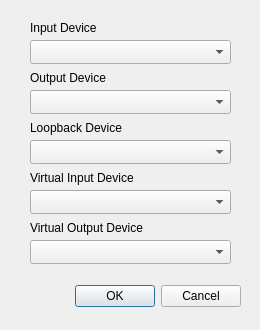
andre-tm-hui/ReVox, file qtui/devicesettings.ui: the form before one commit.
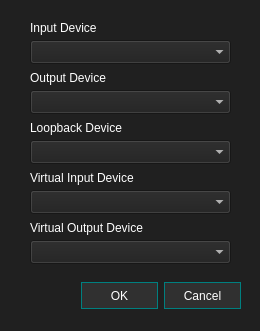
The form after the commit.

The edit to the form file:
```diff
--- a/qtui/devicesettings.ui
+++ b/qtui/devicesettings.ui
@@ -7,12 +7,16 @@
     <x>0</x>
     <y>0</y>
     <width>260</width>
-    <height>330</height>
+    <height>331</height>
    </rect>
   </property>
   <property name="windowTitle">
    <string>Dialog</string>
   </property>
+  <property name="styleSheet">
+   <string notr="true">background: #202020;
+color: #FFFFFF;</string>
+  </property>
   <widget class="QDialogButtonBox" name="buttonBox">
    <property name="geometry">
     <rect>
@@ -22,6 +26,15 @@
      <height>32</height>
     </rect>
    </property>
+   <property name="styleSheet">
+    <string notr="true">background: #303030;
+color: #FFFFFF;
+border: 1px solid #008080;
+border-radius: 0px;
+width: 75%;
+height:25%;
+</string>
+   </property>
    <property name="orientation">
     <enum>Qt::Horizontal</enum>
    </property>
@@ -38,6 +51,14 @@
      <height>24</height>
     </rect>
    </property>
+   <property name="styleSheet">
+    <string notr="true">background: #303030;
+color: #FFFFFF;
+border: 1px solid #008080;
+border-radius: 0px;
+
+QComboBox::drop-down {background:#303030; border:0px; outline:0px;}</string>
+   </property>
   </widget>
   <widget class="QLabel" name="label">
    <property name="geometry">
@@ -74,6 +95,14 @@
      <height>24</height>
     </rect>
    </property>
+   <property name="styleSheet">
+    <string notr="true">background: #303030;
+color: #FFFFFF;
+border: 1px solid #008080;
+border-radius: 0px;
+
+QComboBox::drop-down {background:#303030; border:0px; outline:0px;}</string>
+   </property>
   </widget>
   <widget class="QLabel" name="label_3">
    <property name="geometry">
@@ -97,6 +126,14 @@
      <height>24</height>
     </rect>
    </property>
+   <property name="styleSheet">
+    <string notr="true">background: #303030;
+color: #FFFFFF;
+border: 1px solid #008080;
+border-radius: 0px;
+
+QComboBox::drop-down {background:#303030; border:0px; outline:0px;}</string>
+   </property>
   </widget>
   <widget class="QLabel" name="label_4">
    <property name="geometry">
@@ -120,6 +157,14 @@
      <height>24</height>
     </rect>
    </property>
+   <property name="styleSheet">
+    <string notr="true">background: #303030;
+color: #FFFFFF;
+border: 1px solid #008080;
+border-radius: 0px;
+
+QComboBox::drop-down {background:#303030; border:0px; outline:0px;}</string>
+   </property>
   </widget>
   <widget class="QLabel" name="label_5">
    <property name="geometry">
@@ -143,6 +188,14 @@
      <height>24</height>
     </rect>
    </property>
+   <property name="styleSheet">
+    <string notr="true">background: #303030;
+color: #FFFFFF;
+border: 1px solid #008080;
+border-radius: 0px;
+
+QComboBox::drop-down {background:#303030; border:0px; outline:0px;}</string>
+   </property>
   </widget>
  </widget>
  <resources/>
```
